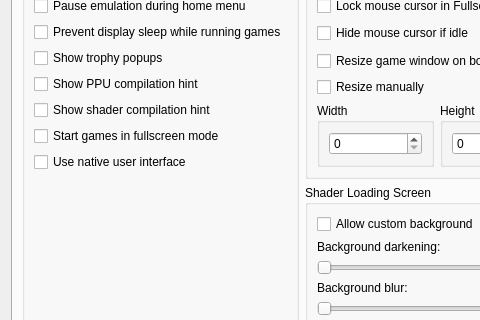
RPCS3/rpcs3, file rpcs3/rpcs3qt/settings_dialog.ui: the form before one commit; both pictures show x 0 to 480 and y 157 to 477 of the 856 by 688 pixel window.
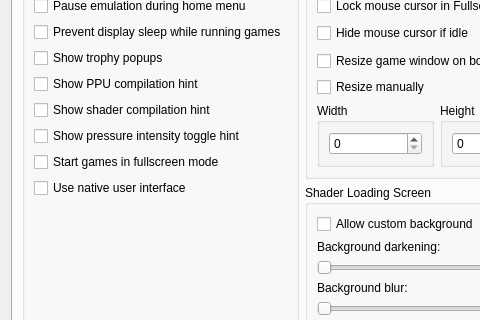
The form after the commit. The open tabs and pages were chosen to show the change. Icons and pictures are not drawn.

Commit message: Input/Overlays: show pressure intensity toggle hint

Diff of the .ui file:
```diff
--- a/rpcs3/rpcs3qt/settings_dialog.ui
+++ b/rpcs3/rpcs3qt/settings_dialog.ui
@@ -2979,6 +2979,13 @@
                  </property>
                 </widget>
                </item>
+               <item>
+                <widget class="QCheckBox" name="showPressureIntensityToggleHint">
+                 <property name="text">
+                  <string>Show pressure intensity toggle hint</string>
+                 </property>
+                </widget>
+               </item>
                <item>
                 <widget class="QCheckBox" name="startGameFullscreen">
                  <property name="text">
```
The commit also changes 10 other files.
